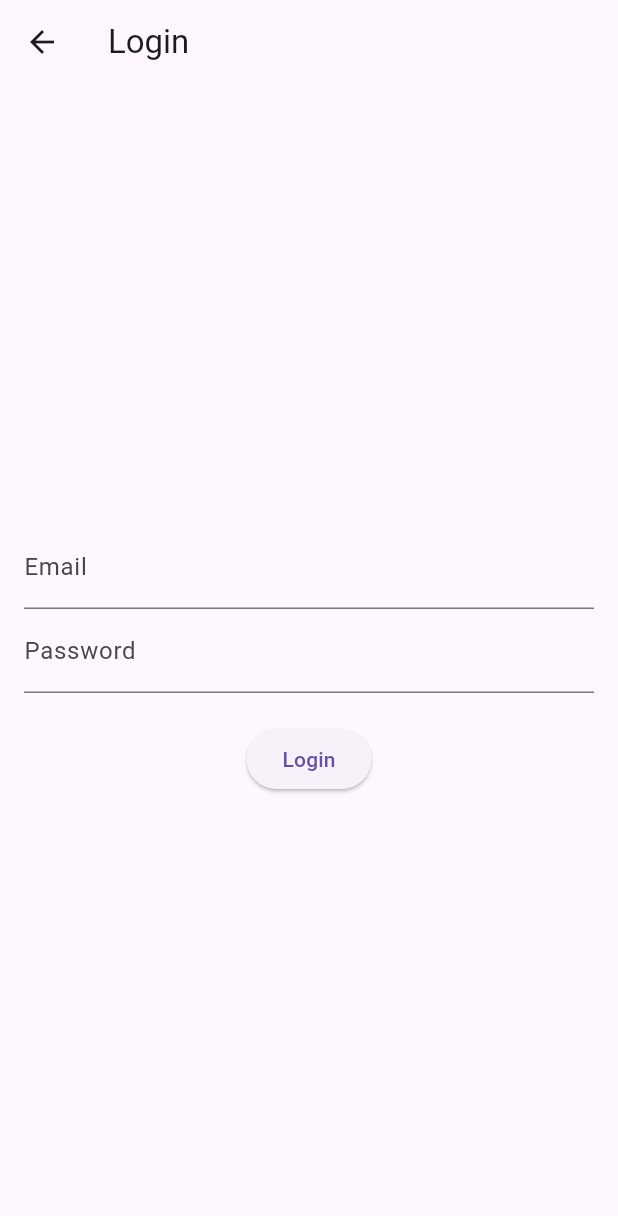
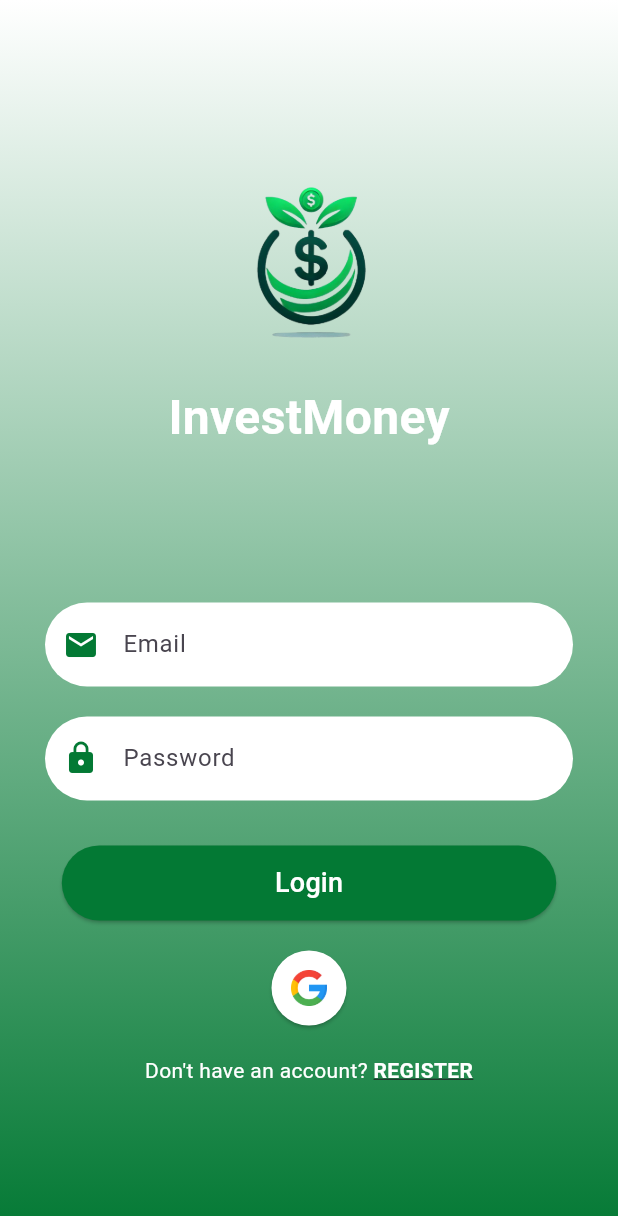
Before and after one commit to JeremiasONunes/investmoney, a Flutter app: the LoginPage screen opened by its route, on a phone screen of 412 x 824 dp. Shown: the top 1216 px of the screen. Run offline on Flutter 3.47's test engine with Material 3 defaults, Android fonts, the light colour scheme and no system bars.

Commit message:
Update screens

```diff
--- a/lib/Screens/getStartPage.dart
+++ b/lib/Screens/getStartPage.dart
@@ -9,6 +9,8 @@ class StartPage extends StatelessWidget {
 
   @override
   Widget build(BuildContext context) {
+    final screenHeight = MediaQuery.of(context).size.height;
+
     return Scaffold(
       body: Container(
         alignment: Alignment.center,
@@ -20,10 +22,8 @@ class StartPage extends StatelessWidget {
           ),
         ),
         child: Column(
-          mainAxisAlignment: MainAxisAlignment.center,
           children: [
-            const Spacer(flex: 2),
-
+            SizedBox(height: screenHeight * 0.2), // 2/6 da tela
             // Logo
             Image.asset('assets/images/logo.png', width: 150, height: 150),
             const SizedBox(height: 5),
@@ -38,8 +38,8 @@ class StartPage extends StatelessWidget {
               ),
             ),
 
-            const Spacer(flex: 2),
-            // Botão de login padrão
+            Spacer(), // Empurra o botão para 3/4 da tela
+            // Botão de login
             SizedBox(
               width: MediaQuery.of(context).size.width * 0.8,
               height: 50,
@@ -52,52 +52,15 @@ class StartPage extends StatelessWidget {
                   ),
                 ),
                 child: const Text(
-                  'Login',
+                  'Get Started',
                   style: TextStyle(fontSize: 18, color: Colors.white),
                 ),
               ),
             ),
-            const SizedBox(height: 20),
-            // Botão com apenas o ícone do Google
+
             SizedBox(
-              width: 50,
-              height: 50,
-              child: ElevatedButton(
-                onPressed: () => _controller.loginWithGoogle(),
-                style: ElevatedButton.styleFrom(
-                  backgroundColor: Colors.white,
-                  shape: const CircleBorder(),
-                  padding: const EdgeInsets.all(10),
-                ),
-                child: Image.asset(
-                  'assets/images/logo-google.png',
-                  width: 24,
-                  height: 24,
-                ),
-              ),
-            ),
-            const SizedBox(height: 20),
-            // Texto "Não possui conta? REGISTRAR"
-            GestureDetector(
-              onTap: () => _controller.navigateToRegister(context),
-              child: const Text.rich(
-                TextSpan(
-                  text: "Don't have an account? ",
-                  style: TextStyle(color: Colors.white, fontSize: 14),
-                  children: [
-                    TextSpan(
-                      text: "REGISTER",
-                      style: TextStyle(
-                        fontWeight: FontWeight.bold,
-                        decoration: TextDecoration.underline,
-                      ),
-                    ),
-                  ],
-                ),
-              ),
-            ),
-
-            const Spacer(flex: 2),
+              height: screenHeight * 0.1,
+            ), // ajuste fino para alinhar em 3/4
           ],
         ),
       ),
--- a/lib/Screens/loginsPage.dart
+++ b/lib/Screens/loginsPage.dart
@@ -1,4 +1,5 @@
 import 'package:flutter/material.dart';
+import 'package:investmoney/common/constants/appColors.dart';
 
 class LoginPage extends StatelessWidget {
   const LoginPage({super.key});
@@ -6,21 +7,142 @@ class LoginPage extends StatelessWidget {
   @override
   Widget build(BuildContext context) {
     return Scaffold(
-      appBar: AppBar(title: const Text('Login')),
-      body: Padding(
-        padding: const EdgeInsets.all(16.0),
+      body: Container(
+        alignment: Alignment.center,
+        decoration: BoxDecoration(
+          gradient: LinearGradient(
+            begin: Alignment.topCenter,
+            end: Alignment.bottomCenter,
+            colors: [AppColors.TextColor, AppColors.PrimaryColorDark],
+          ),
+        ),
         child: Column(
           mainAxisAlignment: MainAxisAlignment.center,
-          children: <Widget>[
-            TextFormField(
-              decoration: const InputDecoration(labelText: 'Email'),
+          children: [
+            const Spacer(flex: 2),
+
+            // Logo
+            Image.asset('assets/images/logo.png', width: 150, height: 150),
+            const SizedBox(height: 5),
+
+            // Texto "InvestMoney"
+            const Text(
+              'InvestMoney',
+              style: TextStyle(
+                fontSize: 32,
+                fontWeight: FontWeight.bold,
+                color: Colors.white,
+              ),
             ),
-            TextFormField(
-              decoration: const InputDecoration(labelText: 'Password'),
-              obscureText: true,
+
+            const Spacer(flex: 2),
+
+            // Campo de Email
+            Container(
+              margin: const EdgeInsets.symmetric(horizontal: 30),
+              child: TextFormField(
+                decoration: InputDecoration(
+                  labelText: 'Email',
+                  prefixIcon: Icon(
+                    Icons.email,
+                    color: AppColors.PrimaryColorDark,
+                  ),
+                  filled: true,
+                  fillColor: Colors.white,
+                  border: OutlineInputBorder(
+                    borderRadius: BorderRadius.circular(30),
+                    borderSide: BorderSide.none,
+                  ),
+                ),
+              ),
             ),
             const SizedBox(height: 20),
-            ElevatedButton(onPressed: () {}, child: const Text('Login')),
+
+            // Campo de Senha
+            Container(
+              margin: const EdgeInsets.symmetric(horizontal: 30),
+              child: TextFormField(
+                decoration: InputDecoration(
+                  labelText: 'Password',
+                  prefixIcon: Icon(
+                    Icons.lock,
+                    color: AppColors.PrimaryColorDark,
+                  ),
+                  filled: true,
+                  fillColor: Colors.white,
+                  border: OutlineInputBorder(
+                    borderRadius: BorderRadius.circular(30),
+                    borderSide: BorderSide.none,
+                  ),
+                ),
+                obscureText: true,
+              ),
+            ),
+            const SizedBox(height: 30),
+
+            // Botão de Login
+            SizedBox(
+              width: MediaQuery.of(context).size.width * 0.8,
+              height: 50,
+              child: ElevatedButton(
+                style: ElevatedButton.styleFrom(
+                  backgroundColor: AppColors.PrimaryColorDark,
+                  shape: RoundedRectangleBorder(
+                    borderRadius: BorderRadius.circular(30),
+                  ),
+                ),
+                onPressed: () {},
+                child: const Text(
+                  'Login',
+                  style: TextStyle(fontSize: 18, color: Colors.white),
+                ),
+              ),
+            ),
+
+            const SizedBox(height: 20),
+
+            // Botão de Login com Google
+            SizedBox(
+              width: 50,
+              height: 50,
+              child: ElevatedButton(
+                onPressed: () {},
+                style: ElevatedButton.styleFrom(
+                  backgroundColor: Colors.white,
+                  shape: const CircleBorder(),
+                  padding: const EdgeInsets.all(10),
+                ),
+                child: Image.asset(
+                  'assets/images/logo-google.png',
+                  width: 24,
+                  height: 24,
+                ),
+              ),
+            ),
+
+            const SizedBox(height: 20),
+
+            // Texto "Não possui conta? REGISTRAR"
+            GestureDetector(
+              onTap: () {},
+              child: const Text.rich(
+                TextSpan(
+                  text: "Don't have an account? ",
+                  style: TextStyle(color: Colors.white, fontSize: 14),
+                  children: [
+                    TextSpan(
+                      text: "REGISTER",
+                      style: TextStyle(
+                        fontWeight: FontWeight.bold,
+                        decoration: TextDecoration.underline,
+                      ),
+                    ),
+                  ],
+                ),
+              ),
+            ),
+
+            const Spacer(flex: 2),
           ],
         ),
       ),
```
Also changed, not shown: 1 other file.
